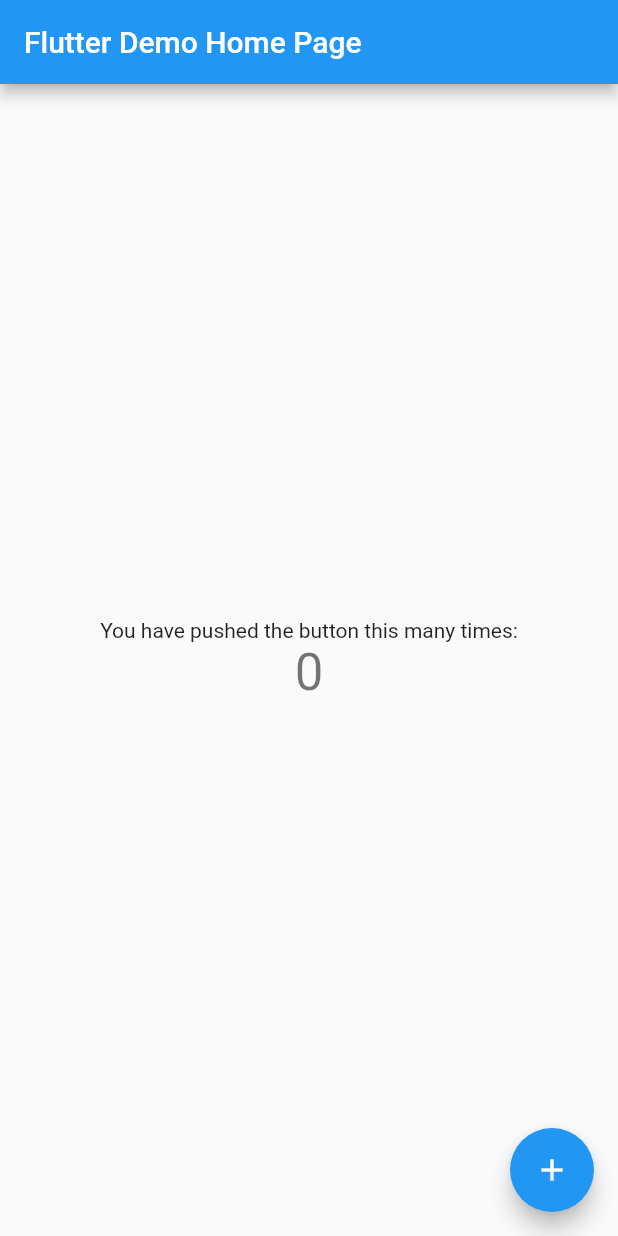
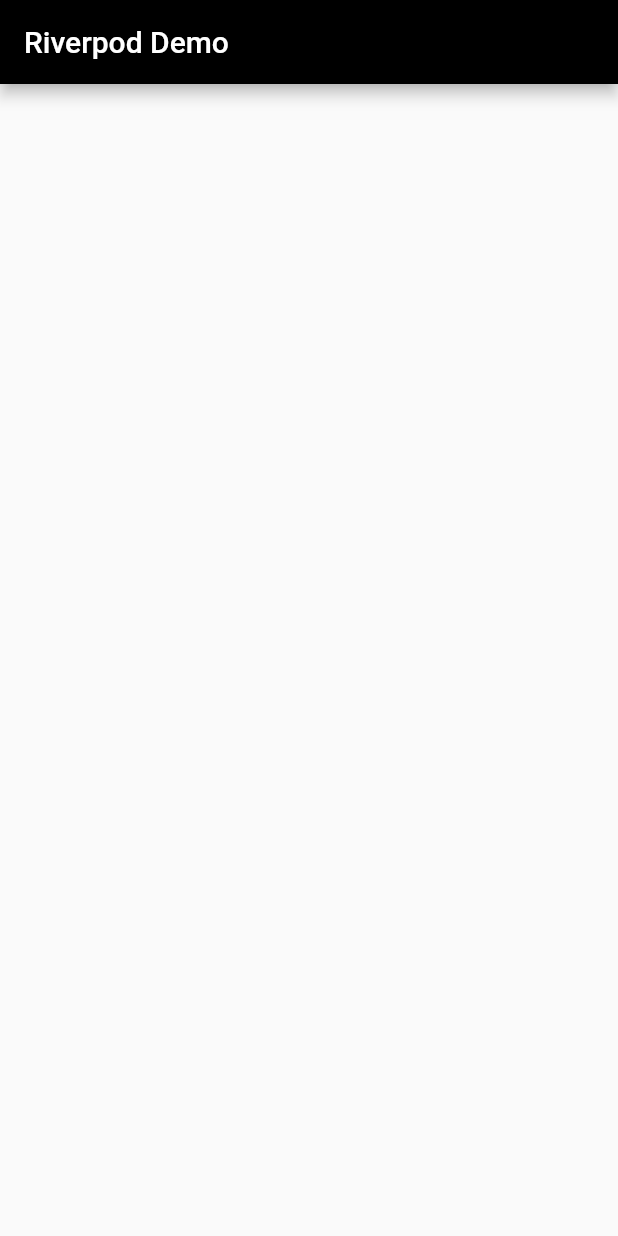
Before and after one commit to omdxp/riverpod_demo, a Flutter app: the screen it shows after launch, on a phone screen of 412 x 824 dp. Run offline on Flutter 3.47's test engine with Material 2 defaults, Android fonts, the phone set to English and light mode, and no system bars.

Commit message:
Adding riverpod dependency.

```diff
--- a/lib/main.dart
+++ b/lib/main.dart
@@ -1,113 +1,21 @@
 import 'package:flutter/material.dart';
 
-void main() {
-  runApp(MyApp());
-}
+void main() => runApp(RiverpodDemo());
 
-class MyApp extends StatelessWidget {
-  // This widget is the root of your application.
+class RiverpodDemo extends StatelessWidget {
+  const RiverpodDemo({Key? key}) : super(key: key);
+
   @override
   Widget build(BuildContext context) {
     return MaterialApp(
-      title: 'Flutter Demo',
-      theme: ThemeData(
-        // This is the theme of your application.
-        //
-        // Try running your application with "flutter run". You'll see the
-        // application has a blue toolbar. Then, without quitting the app, try
-        // changing the primarySwatch below to Colors.green and then invoke
-        // "hot reload" (press "r" in the console where you ran "flutter run",
-        // or simply save your changes to "hot reload" in a Flutter IDE).
-        // Notice that the counter didn't reset back to zero; the application
-        // is not restarted.
-        primarySwatch: Colors.blue,
+      debugShowCheckedModeBanner: false,
+      theme: ThemeData(primaryColor: Colors.black),
+      home: Scaffold(
+        appBar: AppBar(
+          title: Text('Riverpod Demo'),
+        ),
+        body: Container(),
       ),
-      home: MyHomePage(title: 'Flutter Demo Home Page'),
     );
   }
 }
-
-class MyHomePage extends StatefulWidget {
-  MyHomePage({Key? key, required this.title}) : super(key: key);
-
-  // This widget is the home page of your application. It is stateful, meaning
-  // that it has a State object (defined below) that contains fields that affect
-  // how it looks.
-
-  // This class is the configuration for the state. It holds the values (in this
-  // case the title) provided by the parent (in this case the App widget) and
-  // used by the build method of the State. Fields in a Widget subclass are
-  // always marked "final".
-
-  final String title;
-
-  @override
-  _MyHomePageState createState() => _MyHomePageState();
-}
-
-class _MyHomePageState extends State<MyHomePage> {
-  int _counter = 0;
-
-  void _incrementCounter() {
-    setState(() {
-      // This call to setState tells the Flutter framework that something has
-      // changed in this State, which causes it to rerun the build method below
-      // so that the display can reflect the updated values. If we changed
-      // _counter without calling setState(), then the build method would not be
-      // called again, and so nothing would appear to happen.
-      _counter++;
-    });
-  }
-
-  @override
-  Widget build(BuildContext context) {
-    // This method is rerun every time setState is called, for instance as done
-    // by the _incrementCounter method above.
-    //
-    // The Flutter framework has been optimized to make rerunning build methods
-    // fast, so that you can just rebuild anything that needs updating rather
-    // than having to individually change instances of widgets.
-    return Scaffold(
-      appBar: AppBar(
-        // Here we take the value from the MyHomePage object that was created by
-        // the App.build method, and use it to set our appbar title.
-        title: Text(widget.title),
-      ),
-      body: Center(
-        // Center is a layout widget. It takes a single child and positions it
-        // in the middle of the parent.
-        child: Column(
-          // Column is also a layout widget. It takes a list of children and
-          // arranges them vertically. By default, it sizes itself to fit its
-          // children horizontally, and tries to be as tall as its parent.
-          //
-          // Invoke "debug painting" (press "p" in the console, choose the
-          // "Toggle Debug Paint" action from the Flutter Inspector in Android
-          // Studio, or the "Toggle Debug Paint" command in Visual Studio Code)
-          // to see the wireframe for each widget.
-          //
-          // Column has various properties to control how it sizes itself and
-          // how it positions its children. Here we use mainAxisAlignment to
-          // center the children vertically; the main axis here is the vertical
-          // axis because Columns are vertical (the cross axis would be
-          // horizontal).
-          mainAxisAlignment: MainAxisAlignment.center,
-          children: <Widget>[
-            Text(
-              'You have pushed the button this many times:',
-            ),
-            Text(
-              '$_counter',
-              style: Theme.of(context).textTheme.headline4,
-            ),
-          ],
-        ),
-      ),
-      floatingActionButton: FloatingActionButton(
-        onPressed: _incrementCounter,
-        tooltip: 'Increment',
-        child: Icon(Icons.add),
-      ), // This trailing comma makes auto-formatting nicer for build methods.
-    );
-  }
-}
--- a/pubspec.yaml
+++ b/pubspec.yaml
@@ -3,7 +3,7 @@ description: A new Flutter project.
 
 # The following line prevents the package from being accidentally published to
 # pub.dev using `pub publish`. This is preferred for private packages.
-publish_to: 'none' # Remove this line if you wish to publish to pub.dev
+publish_to: "none" # Remove this line if you wish to publish to pub.dev
 
 # The following defines the version and build number for your application.
 # A version number is three numbers separated by dots, like 1.2.43
@@ -24,10 +24,10 @@ dependencies:
   flutter:
     sdk: flutter
 
-
   # The following adds the Cupertino Icons font to your application.
   # Use with the CupertinoIcons class for iOS style icons.
   cupertino_icons: ^1.0.2
+  riverpod: ^0.14.0+3
 
 dev_dependencies:
   flutter_test:
@@ -38,7 +38,6 @@ dev_dependencies:
 
 # The following section is specific to Flutter.
 flutter:
-
   # The following line ensures that the Material Icons font is
   # included with your application, so that you can use the icons in
   # the material Icons class.
```
Also changed, not shown: pubspec.lock.
